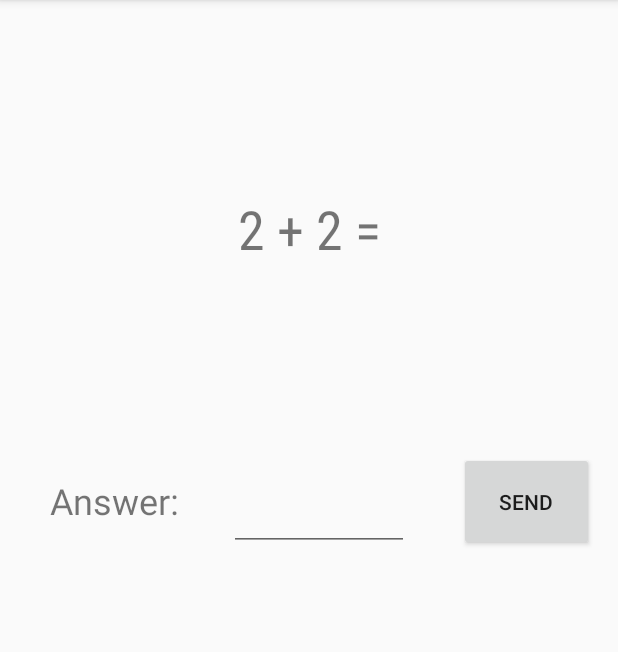
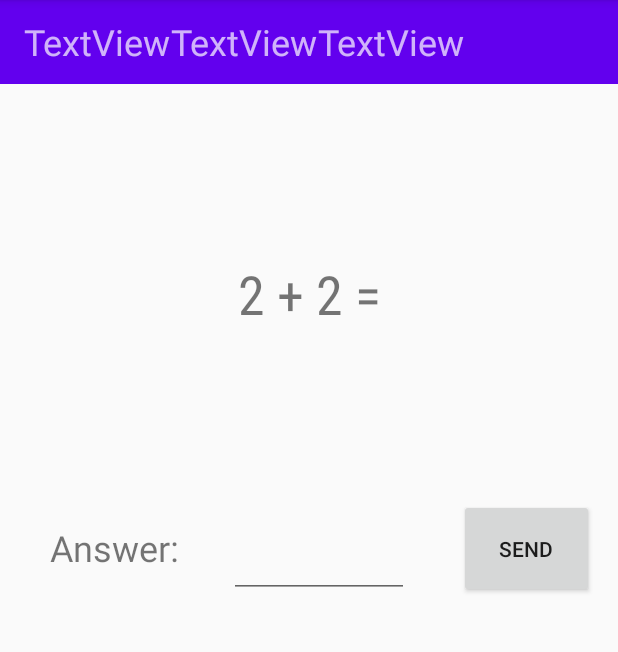
Before and after one commit to lundjohan/android-math-game, an Android app: the screen it shows after launch (MainActivity), on a phone screen of 412 x 824 dp, the part 84-736 px from its top. Run offline under Robolectric (Android 15) with nearby library versions, the phone set to English and light mode, and no system bars; our stand-ins replace Dagger/Hilt's generated code.

Commit message:
toolbar added

```diff
--- a/app/src/main/res/layout/fragment_one_level.xml
+++ b/app/src/main/res/layout/fragment_one_level.xml
@@ -1,9 +1,59 @@
 <?xml version="1.0" encoding="utf-8"?>
 <androidx.constraintlayout.widget.ConstraintLayout
-    xmlns:android="http://schemas.android.com/apk/res/android" android:layout_width="match_parent"
+    xmlns:android="http://schemas.android.com/apk/res/android"
+    xmlns:app="http://schemas.android.com/apk/res-auto"
+    xmlns:tools="http://schemas.android.com/tools"
+    android:layout_width="match_parent"
     android:layout_height="match_parent">
+
+    <androidx.appcompat.widget.Toolbar
+        android:id="@+id/toolbar"
+        android:layout_width="match_parent"
+        android:layout_height="wrap_content"
+        android:background="?attr/colorPrimary"
+        android:minHeight="?attr/actionBarSize"
+        android:theme="?attr/actionBarTheme"
+        app:layout_constraintBottom_toTopOf="@+id/pager"
+        app:layout_constraintTop_toTopOf="parent">
+    <TextView
+        android:id="@+id/score"
+        android:layout_width="wrap_content"
+        android:layout_height="wrap_content"
+        android:text="TextView"
+        app:layout_constraintLeft_toLeftOf="parent"
+        app:layout_constraintRight_toLeftOf="@+id/levelTitle"
+        android:textSize="24sp"
+   />
+
+    <TextView
+        android:id="@+id/levelTitle"
+        android:layout_width="wrap_content"
+        android:layout_height="wrap_content"
+        android:text="TextView"
+        app:layout_constraintLeft_toRightOf="@+id/score"
+        app:layout_constraintRight_toLeftOf="@+id/timeLeft"
+        android:textSize="24sp"/>
+
+        <TextView
+            android:id="@+id/timeLeft"
+            android:layout_width="wrap_content"
+            android:layout_height="wrap_content"
+            android:text="TextView"
+            app:layout_constraintLeft_toLeftOf="@+id/score"
+            app:layout_constraintRight_toRightOf="parent"
+            android:textSize="24sp"/>
+
+    </androidx.appcompat.widget.Toolbar>
+
+
+
     <androidx.viewpager2.widget.ViewPager2
         android:id="@+id/pager"
         android:layout_width="match_parent"
-        android:layout_height="match_parent" />
+        android:layout_height="0dp"
+        app:layout_constraintBottom_toBottomOf="parent"
+        app:layout_constraintTop_toBottomOf="@+id/toolbar">
+
+    </androidx.viewpager2.widget.ViewPager2>
+
 </androidx.constraintlayout.widget.ConstraintLayout>
```
